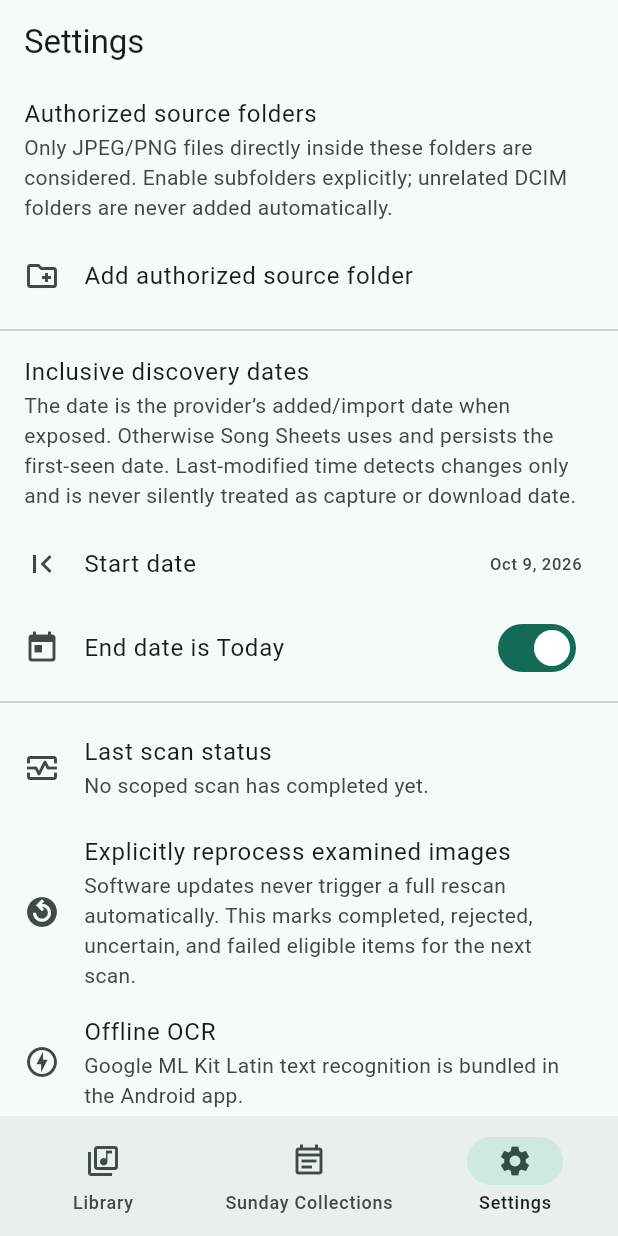
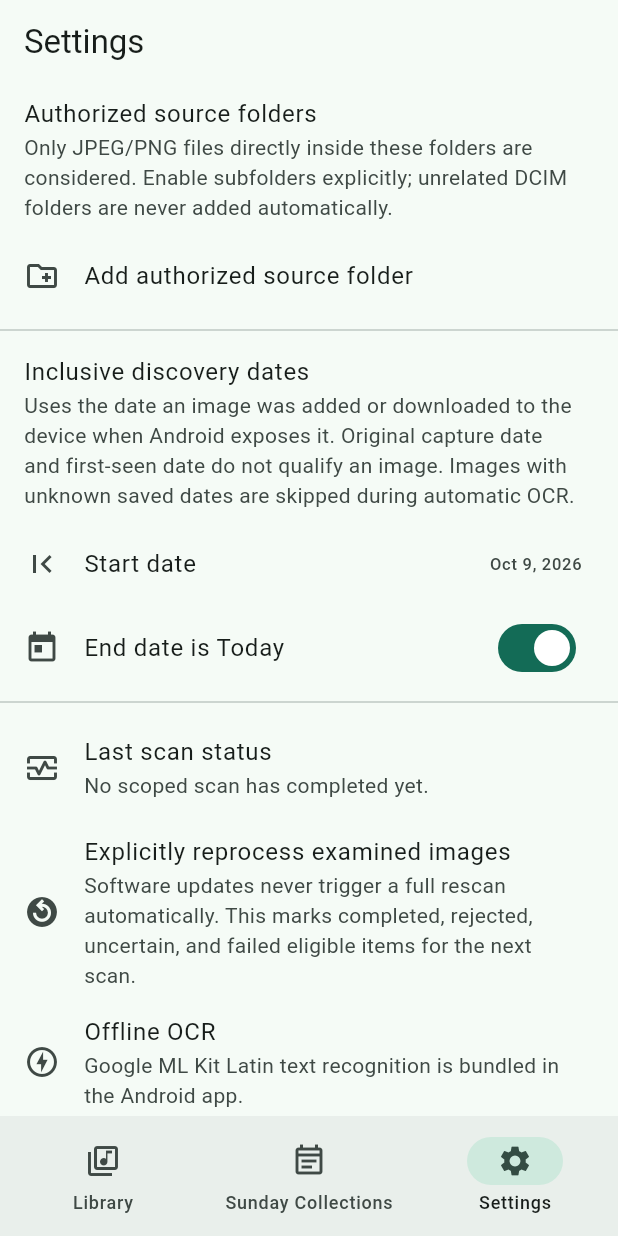
Before and after one commit to Dan1007Mercado/SongSheet, a Flutter app: the screen it shows after launch, item 3 of the bottom bar chosen, on a phone screen of 412 x 824 dp. Run offline on Flutter 3.47's test engine with Material 3 defaults, Android fonts, the phone set to English and light mode, and no system bars; our stand-ins replace drift, drift_flutter, flutter_riverpod; missing offline and left inert: google_mlkit_text_recognition; accounts and stored records are empty; generated files the repository leaves out were written again.

Commit message:
Use verified device-added dates for automatic image scanning

```diff
--- a/lib/features/settings/settings_screen.dart
+++ b/lib/features/settings/settings_screen.dart
@@ -248,7 +248,7 @@ class _SettingsScreenState extends ConsumerState<SettingsScreen> {
           const ListTile(
             title: Text('Inclusive discovery dates'),
             subtitle: Text(
-              'The date is the provider’s added/import date when exposed. Otherwise Song Sheets uses and persists the first-seen date. Last-modified time detects changes only and is never silently treated as capture or download date.',
+              'Uses the date an image was added or downloaded to the device when Android exposes it. Original capture date and first-seen date do not qualify an image. Images with unknown saved dates are skipped during automatic OCR.',
             ),
           ),
           if (configuration == null)
```
